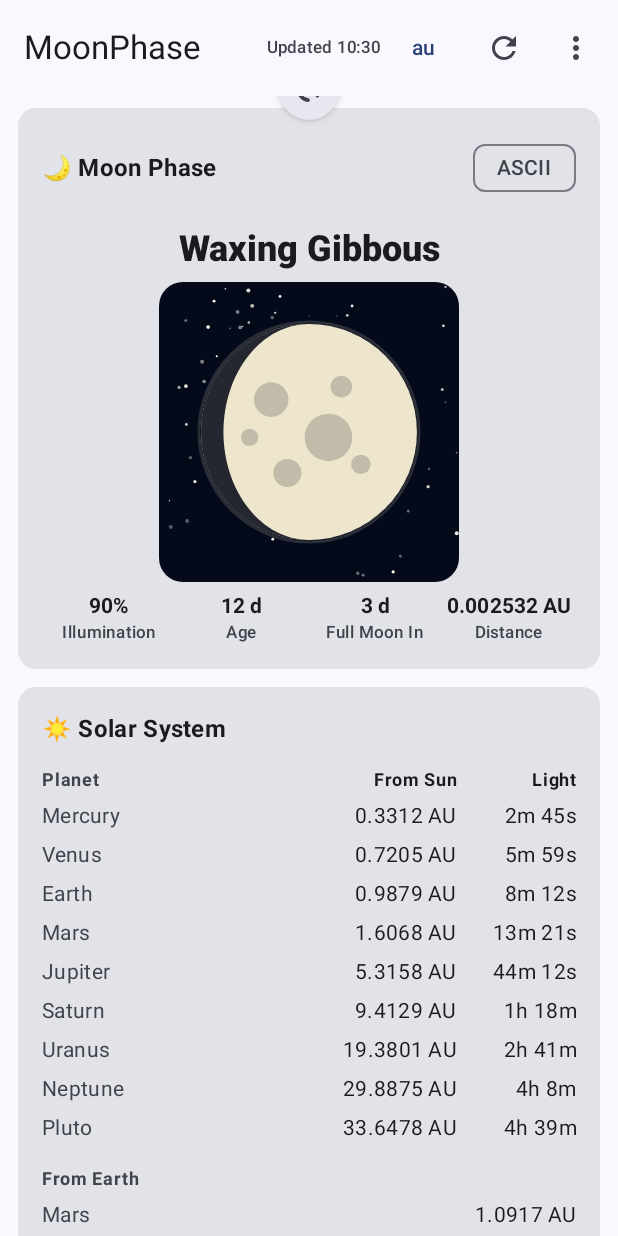
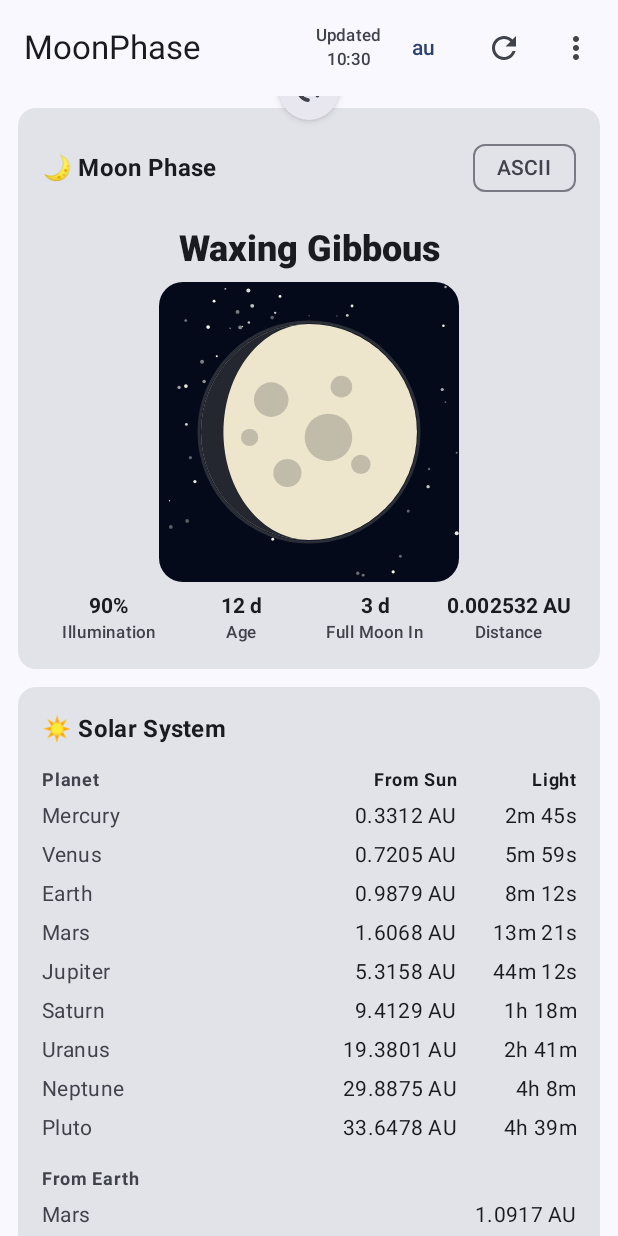
Before and after one commit to jamieharwood/MoonPhase-android, an Android app built with Jetpack Compose: the screen it shows after launch (MainActivity), on a phone screen of 412 x 824 dp. Run offline under Robolectric (Android 15) with nearby library versions, the phone set to English and light mode, and no system bars; libraries missing offline, so code that uses them is left out: com.google.android.gms; pictures from the network do not load; 3 statements that could not run were skipped.

Commit message:
Keep the app title on one line on narrow phones
The "Updated HH:mm" label now takes two short lines, leaving room for the
title, and the title never wraps (it showed as "MoonPha / se" on a
Galaxy Z Fold cover screen).

Co-Authored-By: Claude Opus 5.5 <noreply@anthropic.com>

```diff
--- a/app/src/main/java/io/github/jamieharwood/moonphase/MainActivity.kt
+++ b/app/src/main/java/io/github/jamieharwood/moonphase/MainActivity.kt
@@ -47,6 +47,7 @@ import androidx.compose.ui.Modifier
 import androidx.compose.ui.graphics.Color
 import androidx.compose.ui.platform.LocalContext
 import androidx.compose.ui.text.input.KeyboardType
+import androidx.compose.ui.text.style.TextAlign
 import androidx.compose.foundation.text.KeyboardOptions
 import io.github.jamieharwood.moonphase.data.Alerts
 import io.github.jamieharwood.moonphase.data.METRICS
@@ -112,7 +113,8 @@ fun App(vm: MainViewModel) {
         topBar = {
             TopAppBar(
                 title = {
-                    if (showSettings) Text("Settings") else Text("MoonPhase")
+                    // Never wrap the title: on narrow phones the actions take most of the bar.
+                    Text(if (showSettings) "Settings" else "MoonPhase", maxLines = 1, softWrap = false)
                 },
                 navigationIcon = {
                     if (showSettings) IconButton(onClick = { showSettings = false }) {
@@ -121,10 +123,12 @@ fun App(vm: MainViewModel) {
                 },
                 actions = {
                     if (!showSettings) {
+                        // Two short lines keep the action area narrow enough for small screens.
                         Text(
-                            "Updated " + state.snapshot.timestamp.withZoneSameInstant(ZoneId.systemDefault())
+                            "Updated\n" + state.snapshot.timestamp.withZoneSameInstant(ZoneId.systemDefault())
                                 .format(DateTimeFormatter.ofPattern("HH:mm")),
                             style = MaterialTheme.typography.labelSmall,
+                            textAlign = TextAlign.Center,
                         )
                         Box {
                             TextButton(onClick = { unitsMenu = true }) { Text(state.settings.units.name.lowercase()) }
```
